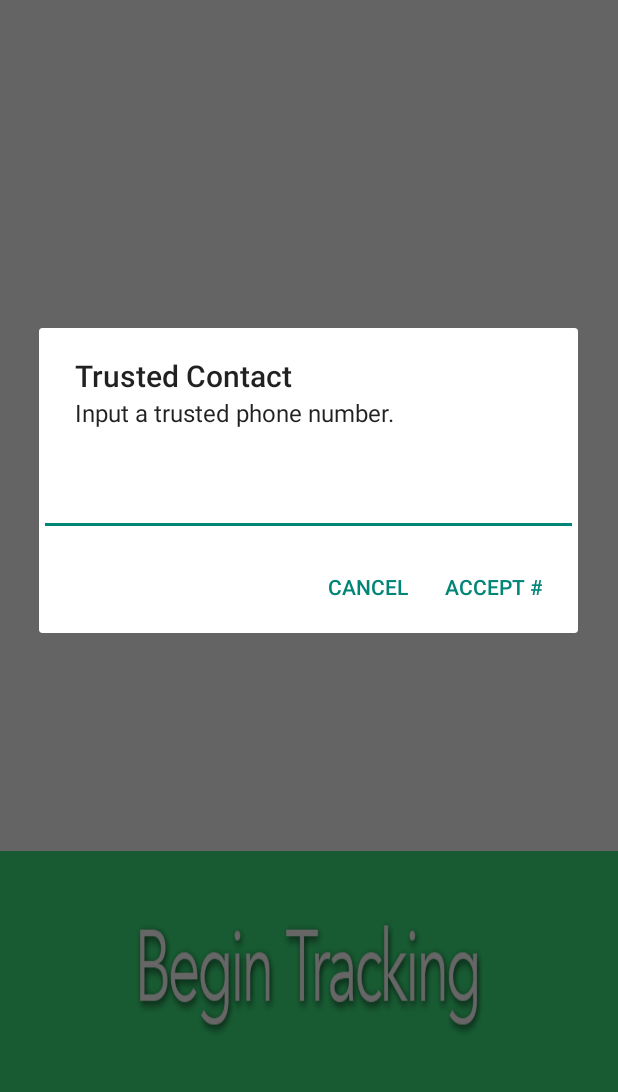
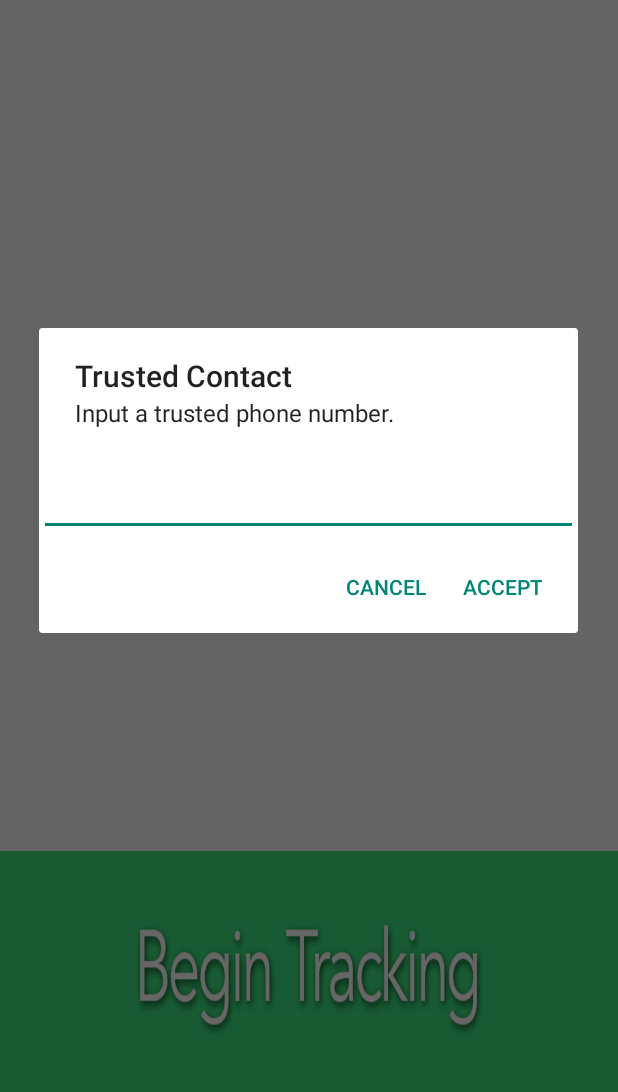
Before and after one commit to Walls/RideSafe, an Android app: the screen it shows after launch (MainActivity), after a tap on "Contacts", on a phone screen of 412 x 824 dp, the part 137-1229 px from its top. Run offline under Robolectric (Android 15) with nearby library versions, the phone set to English and light mode, and no system bars; libraries missing offline, so code that uses them is left out: com.firebase.client; network calls fail; 5 statements that could not run were skipped.

Commit message:
Added authentication with Firebase using anonymous private keys, delivered via sms to the trusted contact and tied to location data from the client. Various bugfixes, including polishing the contact chooser dialog, beginning the app with the map centered on current location, and error checking for internet connection and invalid phone numbers.

```diff
--- a/RideSafe/app/src/main/AndroidManifest.xml
+++ b/RideSafe/app/src/main/AndroidManifest.xml
@@ -21,8 +21,8 @@ limitations under the License.
     <uses-permission android:name="android.permission.ACCESS_NETWORK_STATE" />
     <uses-permission android:name="android.permission.WRITE_EXTERNAL_STORAGE" />
     <uses-permission android:name="com.google.android.providers.gsf.permission.READ_GSERVICES" />
-    <uses-permission android:name="android.permission.READ_CONTACTS" />
-    <uses-permission android:name="android.permission.CALL_PHONE" />
+    <!--<uses-permission android:name="android.permission.READ_CONTACTS" />
+    <uses-permission android:name="android.permission.CALL_PHONE" /> -->
     <uses-permission android:name="android.permission.SEND_SMS" />
     <!--
  The ACCESS_COARSE/FINE_LOCATION permissions are not required to use
--- a/RideSafe/app/src/main/java/SplashScreen.java
+++ /dev/null
@@ -1,5 +0,0 @@
-/**
- * Created by ty on 3/1/15.
- */
-public class SplashScreen {
-}
--- a/RideSafe/app/src/main/java/systems/modev/ridesafe/PromptDialog.java
+++ b/RideSafe/app/src/main/java/systems/modev/ridesafe/PromptDialog.java
@@ -4,13 +4,21 @@ import android.app.AlertDialog;
 import android.content.Context;
 import android.content.DialogInterface;
 import android.content.DialogInterface.OnClickListener;
+import android.text.InputType;
+import android.view.View;
 import android.widget.EditText;
+
+import com.google.android.gms.wallet.fragment.Dimension;
+
+import java.io.FileNotFoundException;
+import java.io.IOException;
 
 /**
  * helper for Prompt-Dialog creation
  */
 public abstract class PromptDialog extends AlertDialog.Builder implements OnClickListener {
-    private final EditText input;
+    private EditText input;
+    private String phoneNumber;
 
     /**
      * @param context
@@ -22,10 +30,21 @@ public abstract class PromptDialog extends AlertDialog.Builder implements OnClic
         setTitle(title);
         setMessage(message);
 
+        try {
+            phoneNumber = MainActivity.read("number.txt", this.getContext()).trim();
+
+        }
+
+        catch (IOException e) {
+            phoneNumber = "";
+        }
+
         input = new EditText(context);
+        input.setText(phoneNumber);
+        input.setInputType(InputType.TYPE_CLASS_PHONE);
         setView(input);
 
-        setPositiveButton("Accept #", this);
+        setPositiveButton("Accept", this);
         setNegativeButton("Cancel", this);
     }
 
```
Also changed, not shown: RideSafe/app/src/main/java/systems/modev/ridesafe/MainActivity.java (+97 -32 lines), RideSafe/app/src/main/res/layout/activity_maps.xml (line endings or trailing spaces).
